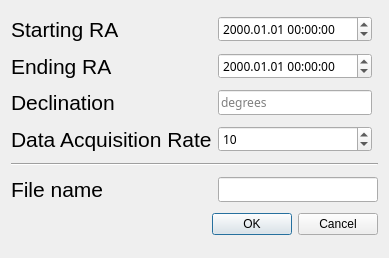
Before: the Qt Designer form threepio/misc/new_dialog.ui in finnjames/verdant-shores, drawn with Qt 5.
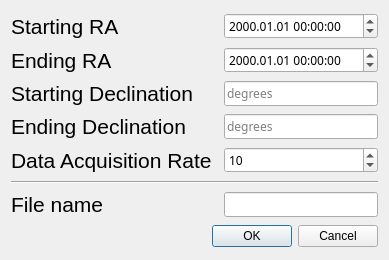
After: the same form once the commit is applied.

```diff
--- a/threepio/misc/new_dialog.ui
+++ b/threepio/misc/new_dialog.ui
@@ -7,47 +7,14 @@
     <x>0</x>
     <y>0</y>
     <width>389</width>
-    <height>258</height>
+    <height>260</height>
    </rect>
   </property>
   <property name="windowTitle">
    <string>Dialog</string>
   </property>
   <layout class="QGridLayout" name="gridLayout">
-   <item row="10" column="1" colspan="2">
-    <widget class="QLineEdit" name="file_name_value">
-     <property name="font">
-      <font>
-       <family>SF Mono</family>
-      </font>
-     </property>
-    </widget>
-   </item>
-   <item row="5" column="1">
-    <widget class="QLineEdit" name="lineEdit">
-     <property name="font">
-      <font>
-       <family>SF Mono</family>
-      </font>
-     </property>
-     <property name="placeholderText">
-      <string>degrees</string>
-     </property>
-    </widget>
-   </item>
-   <item row="2" column="1">
-    <widget class="QDateTimeEdit" name="start_time">
-     <property name="font">
-      <font>
-       <family>SF Mono</family>
-      </font>
-     </property>
-     <property name="displayFormat">
-      <string>yyyy.MM.dd HH:mm:ss</string>
-     </property>
-    </widget>
-   </item>
-   <item row="4" column="1">
+   <item row="1" column="3">
     <widget class="QDateTimeEdit" name="end_time">
      <property name="font">
       <font>
@@ -59,7 +26,19 @@
      </property>
     </widget>
    </item>
-   <item row="2" column="0">
+   <item row="0" column="3">
+    <widget class="QDateTimeEdit" name="start_time">
+     <property name="font">
+      <font>
+       <family>SF Mono</family>
+      </font>
+     </property>
+     <property name="displayFormat">
+      <string>yyyy.MM.dd HH:mm:ss</string>
+     </property>
+    </widget>
+   </item>
+   <item row="0" column="1">
     <widget class="QLabel" name="start_label">
      <property name="font">
       <font>
@@ -74,75 +53,7 @@
      </property>
     </widget>
    </item>
-   <item row="5" column="0">
-    <widget class="QLabel" name="end_label_2">
-     <property name="font">
-      <font>
-       <pointsize>16</pointsize>
-      </font>
-     </property>
-     <property name="text">
-      <string>Declination</string>
-     </property>
-     <property name="alignment">
-      <set>Qt::AlignLeading|Qt::AlignLeft|Qt::AlignVCenter</set>
-     </property>
-    </widget>
-   </item>
-   <item row="10" column="0">
-    <widget class="QLabel" name="file_name_label">
-     <property name="font">
-      <font>
-       <pointsize>16</pointsize>
-      </font>
-     </property>
-     <property name="text">
-      <string>File name</string>
-     </property>
-     <property name="alignment">
-      <set>Qt::AlignLeading|Qt::AlignLeft|Qt::AlignVCenter</set>
-     </property>
-    </widget>
-   </item>
-   <item row="9" column="0" colspan="3">
-    <widget class="Line" name="line">
-     <property name="sizePolicy">
-      <sizepolicy hsizetype="Minimum" vsizetype="Fixed">
-       <horstretch>0</horstretch>
-       <verstretch>0</verstretch>
-      </sizepolicy>
-     </property>
-     <property name="orientation">
-      <enum>Qt::Horizontal</enum>
-     </property>
-    </widget>
-   </item>
-   <item row="11" column="0" colspan="3">
-    <widget class="QDialogButtonBox" name="dialog_button_box">
-     <property name="orientation">
-      <enum>Qt::Horizontal</enum>
-     </property>
-     <property name="standardButtons">
-      <set>QDialogButtonBox::Cancel|QDialogButtonBox::Ok</set>
-     </property>
-    </widget>
-   </item>
-   <item row="4" column="0">
-    <widget class="QLabel" name="end_label">
-     <property name="font">
-      <font>
-       <pointsize>16</pointsize>
-      </font>
-     </property>
-     <property name="text">
-      <string>Ending RA</string>
-     </property>
-     <property name="alignment">
-      <set>Qt::AlignLeading|Qt::AlignLeft|Qt::AlignVCenter</set>
-     </property>
-    </widget>
-   </item>
-   <item row="7" column="0">
+   <item row="6" column="1">
     <widget class="QLabel" name="data_acquisition_rate_label">
      <property name="font">
       <font>
@@ -160,7 +71,31 @@
      </property>
     </widget>
    </item>
-   <item row="7" column="1">
+   <item row="2" column="3">
+    <widget class="QLineEdit" name="starting_dec">
+     <property name="font">
+      <font>
+       <family>SF Mono</family>
+      </font>
+     </property>
+     <property name="placeholderText">
+      <string>degrees</string>
+     </property>
+    </widget>
+   </item>
+   <item row="4" column="3">
+    <widget class="QLineEdit" name="ending_dec">
+     <property name="font">
+      <font>
+       <family>SF Mono</family>
+      </font>
+     </property>
+     <property name="placeholderText">
+      <string>degrees</string>
+     </property>
+    </widget>
+   </item>
+   <item row="6" column="3">
     <widget class="QSpinBox" name="data_acquisition_rate_value">
      <property name="font">
       <font>
@@ -175,6 +110,98 @@
      </property>
     </widget>
    </item>
+   <item row="1" column="1">
+    <widget class="QLabel" name="end_label">
+     <property name="font">
+      <font>
+       <pointsize>16</pointsize>
+      </font>
+     </property>
+     <property name="text">
+      <string>Ending RA</string>
+     </property>
+     <property name="alignment">
+      <set>Qt::AlignLeading|Qt::AlignLeft|Qt::AlignVCenter</set>
+     </property>
+    </widget>
+   </item>
+   <item row="7" column="1" colspan="3">
+    <widget class="Line" name="line">
+     <property name="sizePolicy">
+      <sizepolicy hsizetype="Minimum" vsizetype="Fixed">
+       <horstretch>0</horstretch>
+       <verstretch>0</verstretch>
+      </sizepolicy>
+     </property>
+     <property name="orientation">
+      <enum>Qt::Horizontal</enum>
+     </property>
+    </widget>
+   </item>
+   <item row="8" column="1">
+    <widget class="QLabel" name="file_name_label">
+     <property name="font">
+      <font>
+       <pointsize>16</pointsize>
+      </font>
+     </property>
+     <property name="text">
+      <string>File name</string>
+     </property>
+     <property name="alignment">
+      <set>Qt::AlignLeading|Qt::AlignLeft|Qt::AlignVCenter</set>
+     </property>
+    </widget>
+   </item>
+   <item row="8" column="3">
+    <widget class="QLineEdit" name="file_name_value">
+     <property name="font">
+      <font>
+       <family>SF Mono</family>
+      </font>
+     </property>
+    </widget>
+   </item>
+   <item row="2" column="1">
+    <widget class="QLabel" name="start_dec_label">
+     <property name="font">
+      <font>
+       <pointsize>16</pointsize>
+      </font>
+     </property>
+     <property name="text">
+      <string>Starting Declination</string>
+     </property>
+     <property name="alignment">
+      <set>Qt::AlignLeading|Qt::AlignLeft|Qt::AlignVCenter</set>
+     </property>
+    </widget>
+   </item>
+   <item row="4" column="1">
+    <widget class="QLabel" name="end_dec_label">
+     <property name="font">
+      <font>
+       <pointsize>16</pointsize>
+      </font>
+     </property>
+     <property name="text">
+      <string>Ending Declination</string>
+     </property>
+     <property name="alignment">
+      <set>Qt::AlignLeading|Qt::AlignLeft|Qt::AlignVCenter</set>
+     </property>
+    </widget>
+   </item>
+   <item row="9" column="1" colspan="3">
+    <widget class="QDialogButtonBox" name="dialog_button_box">
+     <property name="orientation">
+      <enum>Qt::Horizontal</enum>
+     </property>
+     <property name="standardButtons">
+      <set>QDialogButtonBox::Cancel|QDialogButtonBox::Ok</set>
+     </property>
+    </widget>
+   </item>
   </layout>
  </widget>
  <tabstops>
```
Left out of the diff: 2 changed lines with no effect on the pictures.
